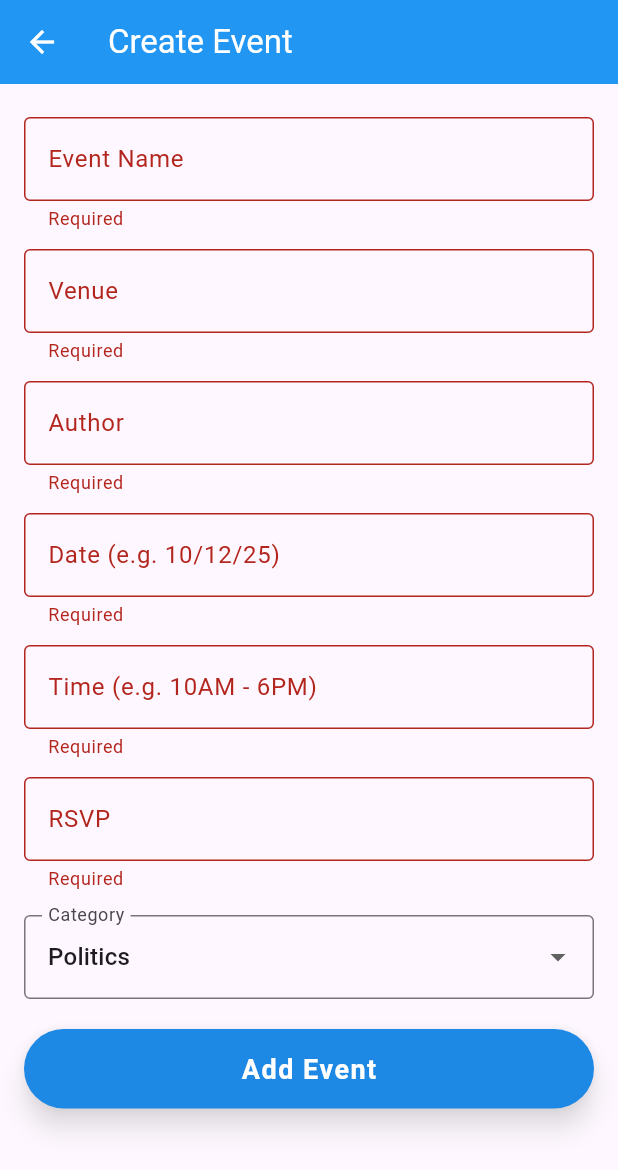
After one commit to Fawad-zuberi/Assignment-02-SMD, a Flutter app: the CreateEventScreen screen opened directly, after a tap on "Add Event", on a phone screen of 412 x 824 dp. The commit adds this screen. Shown: the top 1170 px of the screen. Run offline on Flutter 3.47's test engine with Material 3 defaults, Android fonts, the phone set to English and light mode, and no system bars; our stand-ins replace fluttertoast.

```diff
--- /dev/null
+++ b/lib/screens/CreateEventScree.dart
@@ -0,0 +1,153 @@
+import 'package:assignment2/widgets/Button.dart';
+import 'package:flutter/foundation.dart';
+import 'package:flutter/material.dart';
+import 'package:fluttertoast/fluttertoast.dart';
+
+class CreateEventScreen extends StatefulWidget {
+  final Map<String, String>? initialEvent; // only passing if i want to edit
+
+  const CreateEventScreen({super.key, this.initialEvent});
+
+  @override
+  State<CreateEventScreen> createState() => _CreateEventScreenState();
+}
+
+class _CreateEventScreenState extends State<CreateEventScreen> {
+  final _formKey = GlobalKey<FormState>();
+
+  late TextEditingController eventName;
+  late TextEditingController venue;
+  late TextEditingController author;
+  late TextEditingController date;
+  late TextEditingController time;
+  late TextEditingController rsvp;
+
+  final Map<String, String> categoryImageMap = {
+    'Politics': 'assets/images/politics.jpeg',
+    'Education': 'assets/images/education.jpeg',
+    'Entertainment': 'assets/images/music.jpg',
+    'Technology': 'assets/images/tech.jpg',
+    'Art': 'assets/images/art.jpeg',
+  };
+
+  String selectedCategory = 'Politics';
+
+  final categories = ['Politics', 'Education', 'Entertainment', 'Technology'];
+
+  @override
+  void initState() {
+    super.initState();
+    final e = widget.initialEvent ?? {};
+
+    eventName = TextEditingController(text: e['eventName'] ?? '');
+    venue = TextEditingController(text: e['venue'] ?? '');
+    author = TextEditingController(text: e['eventAuthor'] ?? '');
+    date = TextEditingController(text: e['date'] ?? '');
+    time = TextEditingController(text: e['timing'] ?? '');
+    rsvp = TextEditingController(text: e['rsvp'] ?? '');
+    selectedCategory = e['category'] ?? 'Politics';
+  }
+
+  @override
+  void dispose() {
+    eventName.dispose();
+    venue.dispose();
+    author.dispose();
+    date.dispose();
+    time.dispose();
+    rsvp.dispose();
+    super.dispose();
+  }
+
+  void saveEvent() {
+    if (_formKey.currentState!.validate()) {
+      final imagePath = categoryImageMap[selectedCategory];
+
+      final event = {
+        'eventName': eventName.text,
+        'venue': venue.text,
+        'eventAuthor': author.text,
+        'date': date.text,
+        'timing': time.text,
+        'rsvp': rsvp.text,
+        'image': imagePath,
+        'category': selectedCategory,
+      };
+
+      // debugPrint(event.toString());
+
+      Fluttertoast.showToast(
+          msg: widget.initialEvent == null ? "Event Created " : "Event Updated",
+          textColor: Colors.white,
+          fontSize: 16.0,
+          backgroundColor: Colors.green,
+          gravity: ToastGravity.TOP);
+      Navigator.pop(context, event);
+    }
+  }
+
+  Widget buildField(String label, TextEditingController controller) {
+    return Padding(
+      padding: const EdgeInsets.symmetric(vertical: 6),
+      child: TextFormField(
+        controller: controller,
+        decoration: InputDecoration(
+          labelText: label,
+          border: const OutlineInputBorder(),
+        ),
+        validator: (val) => val == null || val.isEmpty ? 'Required' : null,
+      ),
+    );
+  }
+
+  @override
+  Widget build(BuildContext context) {
+    final isEditing = widget.initialEvent != null;
+
+    return Scaffold(
+      appBar: AppBar(
+        title: Text(isEditing ? 'Edit Event' : 'Create Event'),
+        backgroundColor: Colors.blue,
+        foregroundColor: Colors.white,
+        elevation: 0,
+      ),
+      body: Padding(
+        padding: const EdgeInsets.all(16),
+        child: Form(
+          key: _formKey,
+          child: ListView(
+            children: [
+              buildField('Event Name', eventName),
+              buildField('Venue', venue),
+              buildField('Author', author),
+              buildField('Date (e.g. 10/12/25)', date),
+              buildField('Time (e.g. 10AM - 6PM)', time),
+              buildField('RSVP', rsvp),
+              SizedBox(
+                height: 10,
+              ),
+              DropdownButtonFormField<String>(
+                value: selectedCategory,
+                items: categories
+                    .map(
+                        (cat) => DropdownMenuItem(value: cat, child: Text(cat)))
+                    .toList(),
+                onChanged: (value) => setState(() => selectedCategory = value!),
+                decoration: const InputDecoration(
+                  labelText: 'Category',
+                  border: OutlineInputBorder(),
+                ),
+              ),
+              const SizedBox(height: 20),
+              BlueButton(
+                  title: widget.initialEvent == null
+                      ? "Add Event"
+                      : "Save Changes",
+                  onPressed: saveEvent)
+            ],
+          ),
+        ),
+      ),
+    );
+  }
+}
```
Also changed, not shown: lib/screens/LoginScreen.dart (+7 -1 lines), lib/widgets/Comments.dart (added, +101 -0 lines).
